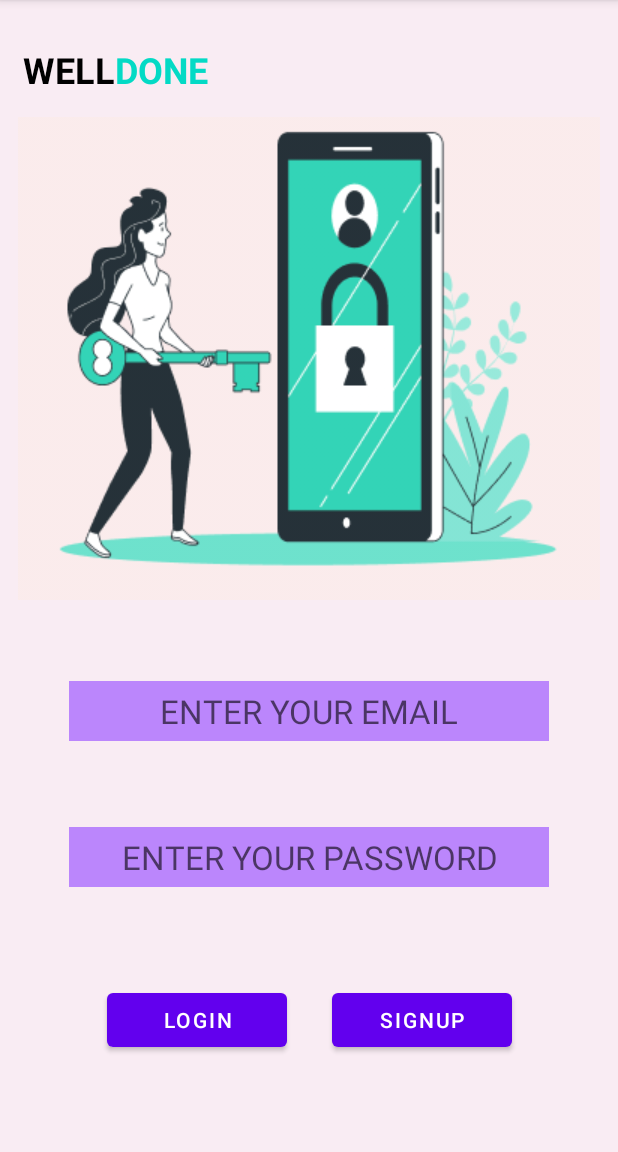
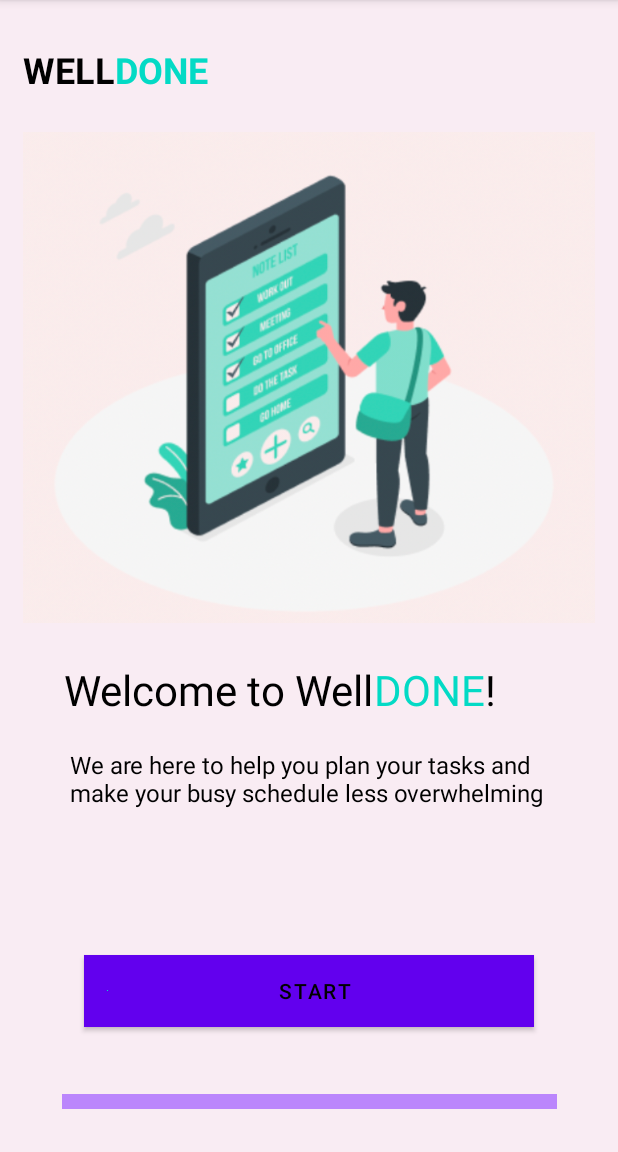
Before and after one commit to ishikaubc/ALLINhackathon, an Android app: the screen it shows after launch (MainActivity before the commit, StartActivity after it), on a phone screen of 412 x 824 dp, the part 84-1236 px from its top. Run offline under Robolectric (Android 15) with nearby library versions, the phone set to English and light mode, and no system bars.

Commit message:
added start activity

```diff
--- /dev/null
+++ b/app/src/main/java/com/example/allintodo/StartActivity.java
@@ -0,0 +1,37 @@
+package com.example.allintodo;
+
+import androidx.appcompat.app.AppCompatActivity;
+
+import android.content.Intent;
+import android.os.Bundle;
+import android.view.View;
+import android.widget.EditText;
+import android.widget.TextView;
+
+public class StartActivity extends AppCompatActivity {
+
+    @Override
+    protected void onCreate(Bundle savedInstanceState) {
+        super.onCreate(savedInstanceState);
+        setContentView(R.layout.activity_start_activty);
+    }
+
+    private void output(int id, String result){
+        View view = findViewById(id);
+        TextView textView = (TextView) view;
+        textView.setText(result);
+    }
+
+    private String input(int id){
+        View view = findViewById(id);
+        EditText editText = (EditText) view;
+        String str = editText.getText().toString();
+        return str;
+    }
+
+    public void onStart(View view){
+        Intent i = new Intent(this, MainActivity.class);
+        startActivity(i);
+    }
+
+}
--- a/app/src/main/res/layout/activity_main.xml
+++ b/app/src/main/res/layout/activity_main.xml
@@ -4,8 +4,7 @@
     xmlns:tools="http://schemas.android.com/tools"
     xmlns:app="http://schemas.android.com/apk/res-auto"
     android:layout_width="match_parent"
-    android:layout_height="match_parent"
-    tools:context=".MainActivity2">
+    android:layout_height="match_parent">
 
     <androidx.constraintlayout.widget.ConstraintLayout
         android:id="@+id/Start"
--- /dev/null
+++ b/app/src/main/res/layout/activity_start_activty.xml
@@ -0,0 +1,126 @@
+<?xml version="1.0" encoding="utf-8"?>
+<androidx.constraintlayout.widget.ConstraintLayout xmlns:android="http://schemas.android.com/apk/res/android"
+    xmlns:app="http://schemas.android.com/apk/res-auto"
+    xmlns:tools="http://schemas.android.com/tools"
+    android:id="@+id/Start"
+    android:layout_width="match_parent"
+    android:layout_height="match_parent"
+    android:background="#F9ECF3"
+    android:scrollbarThumbHorizontal="@color/material_dynamic_neutral0"
+    android:scrollbarThumbVertical="@color/material_dynamic_tertiary50"
+    android:scrollbarTrackHorizontal="@color/purple_200"
+    android:scrollbarTrackVertical="@color/purple_200"
+    tools:context=".StartActivity">
+
+    <TextView
+        android:id="@+id/textView4"
+        android:layout_width="wrap_content"
+        android:layout_height="wrap_content"
+        android:text="!"
+        android:textColor="#000000"
+        android:textSize="28sp"
+        app:layout_constraintStart_toEndOf="@+id/textView3"
+        app:layout_constraintTop_toBottomOf="@+id/imageView" />
+
+    <TextView
+        android:id="@+id/WELLDONE"
+        android:layout_width="wrap_content"
+        android:layout_height="wrap_content"
+        android:layout_marginLeft="15dp"
+        android:layout_marginTop="30dp"
+        android:fontFamily="sans-serif"
+        android:text="WELL"
+        android:textColor="@color/black"
+        android:textSize="24sp"
+        android:textStyle="bold"
+        app:layout_constraintStart_toStartOf="parent"
+        app:layout_constraintTop_toTopOf="parent" />
+
+    <TextView
+        android:id="@+id/WELLDONE2"
+        android:layout_width="wrap_content"
+        android:layout_height="wrap_content"
+        android:layout_marginTop="30dp"
+        android:text="DONE"
+        android:textColor="@color/teal_200"
+        android:textSize="24sp"
+        android:textStyle="bold"
+        app:layout_constraintStart_toEndOf="@+id/WELLDONE"
+        app:layout_constraintTop_toTopOf="parent" />
+
+    <ImageView
+        android:id="@+id/imageView"
+        android:layout_width="381dp"
+        android:layout_height="378dp"
+        app:layout_constraintEnd_toEndOf="parent"
+        app:layout_constraintStart_toStartOf="parent"
+        app:layout_constraintTop_toBottomOf="@+id/WELLDONE2"
+        app:srcCompat="@drawable/screenshot_2023_03_25_at_8_32_35_pm" />
+
+    <TextView
+        android:id="@+id/textView2"
+        android:layout_width="wrap_content"
+        android:layout_height="wrap_content"
+        android:layout_marginStart="36dp"
+        android:text=" Welcome to Well"
+        android:textColor="#000000"
+        android:textSize="28sp"
+        app:layout_constraintStart_toStartOf="parent"
+        app:layout_constraintTop_toBottomOf="@+id/imageView" />
+
+    <TextView
+        android:id="@+id/textView3"
+        android:layout_width="wrap_content"
+        android:layout_height="wrap_content"
+        android:text="DONE"
+        android:textColor="@color/teal_200"
+        android:textSize="28sp"
+        app:layout_constraintEnd_toEndOf="parent"
+        app:layout_constraintHorizontal_bias="0.0"
+        app:layout_constraintStart_toEndOf="@+id/textView2"
+        app:layout_constraintTop_toBottomOf="@+id/imageView" />
+
+    <TextView
+        android:id="@+id/textView5"
+        android:layout_width="319dp"
+        android:layout_height="54dp"
+        android:layout_marginTop="20dp"
+        android:text="We are here to help you plan your tasks and make your busy schedule less overwhelming"
+        android:textColor="@color/black"
+        android:textSize="16sp"
+        app:layout_constraintEnd_toEndOf="parent"
+        app:layout_constraintStart_toStartOf="parent"
+        app:layout_constraintTop_toBottomOf="@+id/textView2" />
+
+    <Button
+        android:id="@+id/button3"
+        android:layout_width="300dp"
+        android:layout_height="wrap_content"
+        android:background="@color/teal_200"
+        android:backgroundTint="@color/teal_200"
+        android:backgroundTintMode="add"
+        android:onClick="onStart"
+        android:text="Start"
+        android:textColor="@color/black"
+        android:textColorHighlight="@color/teal_200"
+        android:textColorHint="@color/black"
+        app:icon="@color/teal_200"
+        app:iconTint="@color/teal_200"
+        app:layout_constraintBottom_toBottomOf="parent"
+        app:layout_constraintEnd_toEndOf="parent"
+        app:layout_constraintStart_toStartOf="parent"
+        app:layout_constraintTop_toBottomOf="@+id/textView5"
+        app:rippleColor="@color/teal_200" />
+
+    <TextView
+        android:id="@+id/textView7"
+        android:layout_width="330dp"
+        android:layout_height="10dp"
+        android:layout_marginTop="15dp"
+        android:background="@color/purple_200"
+        app:layout_constraintBottom_toBottomOf="parent"
+        app:layout_constraintEnd_toEndOf="parent"
+        app:layout_constraintStart_toStartOf="parent"
+        app:layout_constraintTop_toBottomOf="@+id/button3" />
+
+</androidx.constraintlayout.widget.ConstraintLayout>
```
Also changed, not shown: app/src/main/AndroidManifest.xml (+10 -7 lines), app/src/main/res/drawable/ellipse_2.xml (added, +23 -0 lines), app/src/main/res/layout/activity_task_view.xml (+35 -28 lines), app/src/main/res/layout/popup.xml (+23 -15 lines), app/src/main/res/layout/task_view.xml (+7 -2 lines).
